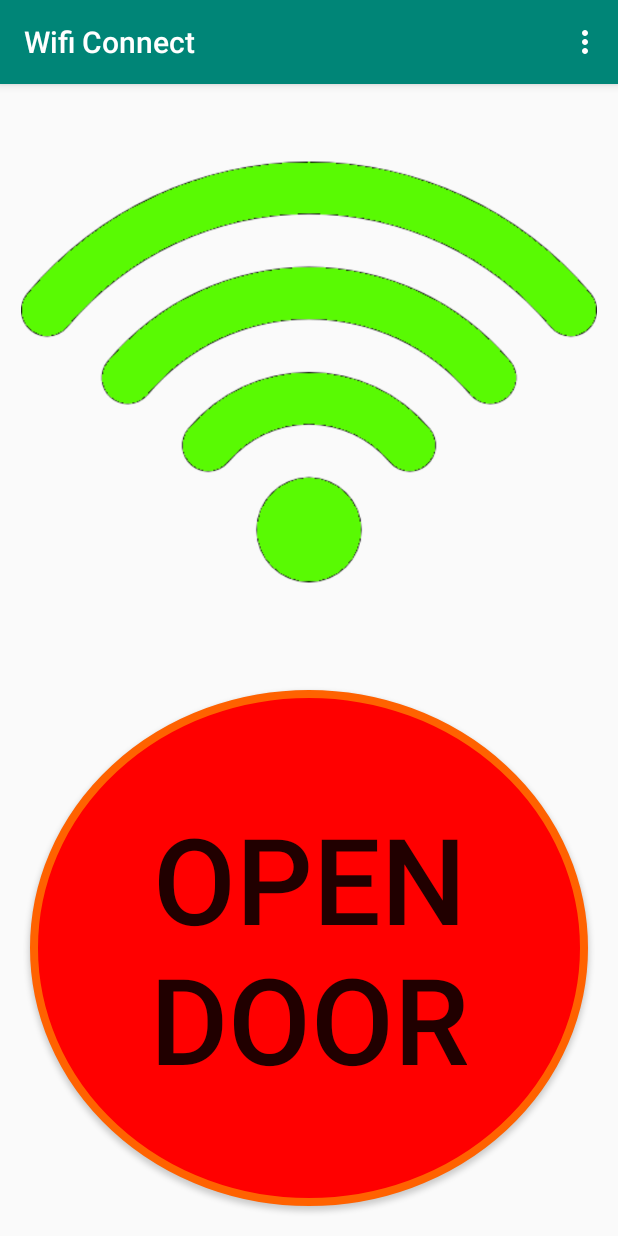
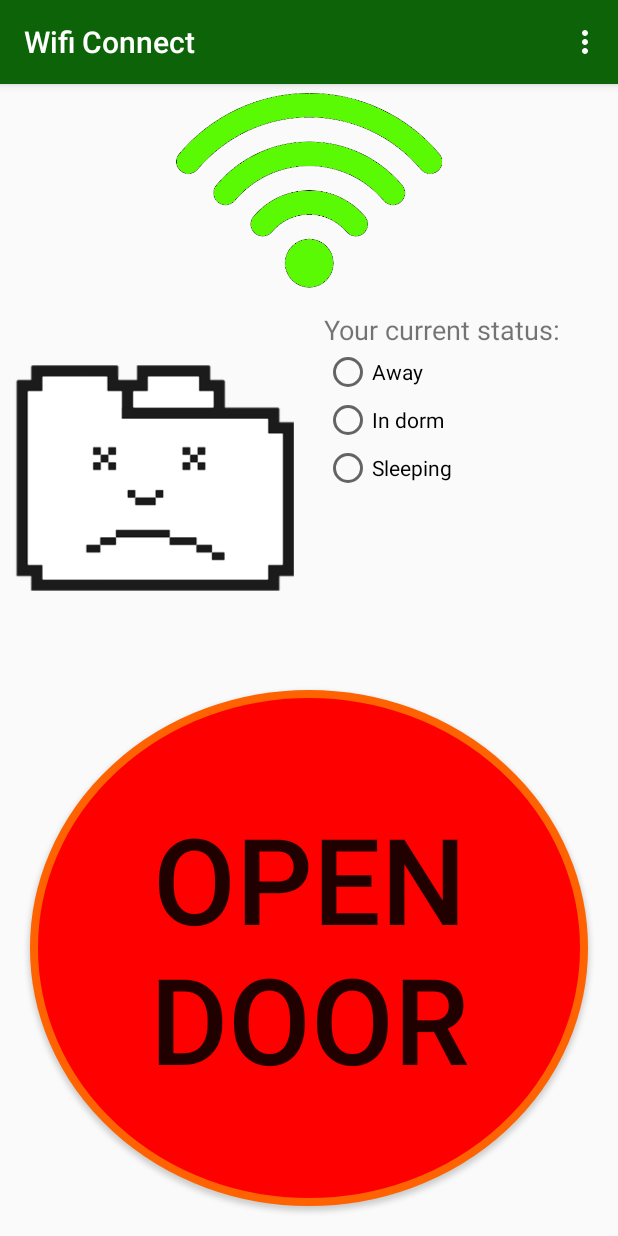
Before and after one commit to EthanShoe/WiFiConnect, an Android app: the screen it shows after launch (MainActivity), on a phone screen of 412 x 824 dp. Run offline under Robolectric (Android 15) with nearby library versions, the phone set to English and light mode, and no system bars.

Commit message:
Small changes and preparations for roommate status

```diff
--- a/app/src/main/java/com/example/wificonnect/MainActivity.java
+++ b/app/src/main/java/com/example/wificonnect/MainActivity.java
@@ -25,8 +25,6 @@ import android.widget.Button;
 import android.widget.ImageView;
 import android.widget.Toast;
 
-import java.net.MalformedURLException;
-import java.net.URL;
 import java.util.List;
 
 public class MainActivity extends AppCompatActivity {
@@ -150,7 +148,7 @@ public class MainActivity extends AppCompatActivity {
 
         WebView myWebView = findViewById(R.id.webView);
         myWebView.setWebViewClient(new WebViewClient());
-        myWebView.loadUrl("http://192.168.1.9:8080");
+        myWebView.loadUrl("http://192.168.1.12:8080");
     }
 
     //checks whether or not the wifi is connected, and tries to connect if not connected
@@ -229,7 +227,6 @@ public class MainActivity extends AppCompatActivity {
     private void AttemptConnect(String networkSSID, String networkPass) {
         WifiConfiguration conf = new WifiConfiguration();
         conf.SSID = "\"" + networkSSID + "\"";   // Please note the quotes. String should contain ssid in quotes
-
         conf.preSharedKey = "\""+ networkPass +"\"";
 
         WifiManager wifiManager = (WifiManager)getSystemService(Context.WIFI_SERVICE);
@@ -299,7 +296,7 @@ public class MainActivity extends AppCompatActivity {
                 button.setEnabled(true);
                 buttonMode = 1;
 
-                final int interval = 11000; //11 Seconds
+                final int interval = 10000; //10 Seconds
                 Handler handler = new Handler();
                 Runnable runnable = new Runnable(){
                     public void run() {
--- a/app/src/main/res/layout/activity_main.xml
+++ b/app/src/main/res/layout/activity_main.xml
@@ -13,18 +13,63 @@
         android:layout_weight="1"
         android:orientation="vertical">
 
-        <WebView
-            android:id="@+id/webView"
-            android:layout_width="match_parent"
-            android:layout_height="0dp"
-            android:layout_weight="1"
-            android:visibility="invisible" />
-
         <ImageView
             android:id="@+id/statusView"
             android:layout_width="match_parent"
-            android:layout_height="match_parent"
+            android:layout_height="0dp"
+            android:layout_margin="5dp"
+            android:layout_weight="35"
+            android:contentDescription="Shows WiFi status"
             app:srcCompat="@drawable/wifi_red" />
+
+        <LinearLayout
+            android:layout_width="match_parent"
+            android:layout_height="0dp"
+            android:layout_weight="65"
+            android:orientation="horizontal">
+
+            <ImageView
+                android:id="@+id/roommateStatus"
+                android:layout_width="0dp"
+                android:layout_height="wrap_content"
+                android:layout_margin="10dp"
+                android:layout_weight="1"
+                android:contentDescription="Shows other roommate status"
+                app:srcCompat="@drawable/server_disconect" />
+
+            <RadioGroup
+                android:id="@+id/statusSelection"
+                android:layout_width="0dp"
+                android:layout_height="match_parent"
+                android:layout_margin="10dp"
+                android:layout_weight="1" >
+
+                <TextView
+                    android:id="@+id/currentStatusTextView"
+                    android:layout_width="match_parent"
+                    android:layout_height="wrap_content"
+                    android:text="Your current status:"
+                    android:textSize="18sp" />
+
+                <RadioButton
+                    android:id="@+id/status0"
+                    android:layout_width="match_parent"
+                    android:layout_height="wrap_content"
+                    android:text="Away" />
+
+                <RadioButton
+                    android:id="@+id/status1"
+                    android:layout_width="match_parent"
+                    android:layout_height="wrap_content"
+                    android:text="In dorm" />
+
+                <RadioButton
+                    android:id="@+id/status2"
+                    android:layout_width="match_parent"
+                    android:layout_height="wrap_content"
+                    android:text="Sleeping" />
+            </RadioGroup>
+        </LinearLayout>
 
     </LinearLayout>
 
@@ -45,6 +90,13 @@
             android:text="Open Door"
             android:textSize="80sp"
             app:layout_constraintDimensionRatio="1:1" />
+
+        <WebView
+            android:id="@+id/webView"
+            android:layout_width="match_parent"
+            android:layout_height="0dp"
+            android:layout_weight="1"
+            android:visibility="invisible" />
     </LinearLayout>
 
 </LinearLayout>
--- a/app/src/main/res/values/colors.xml
+++ b/app/src/main/res/values/colors.xml
@@ -1,6 +1,6 @@
 <?xml version="1.0" encoding="utf-8"?>
 <resources>
-    <color name="colorPrimary">#008577</color>
-    <color name="colorPrimaryDark">#00574B</color>
+    <color name="colorPrimary">#0D6308</color>
+    <color name="colorPrimaryDark">#214411</color>
     <color name="colorAccent">#D81B60</color>
 </resources>
```
Also changed, not shown: app/src/main/res/drawable/roommate_away.png (added), app/src/main/res/drawable/roommate_home.png (added), app/src/main/res/drawable/roommate_sleeping.png (added), app/src/main/res/drawable/server_disconect.png (added), app/src/main/res/drawable/wifi_green.png, app/src/main/res/drawable/wifi_red.png, app/src/main/res/drawable/wifi_yellow.png.
